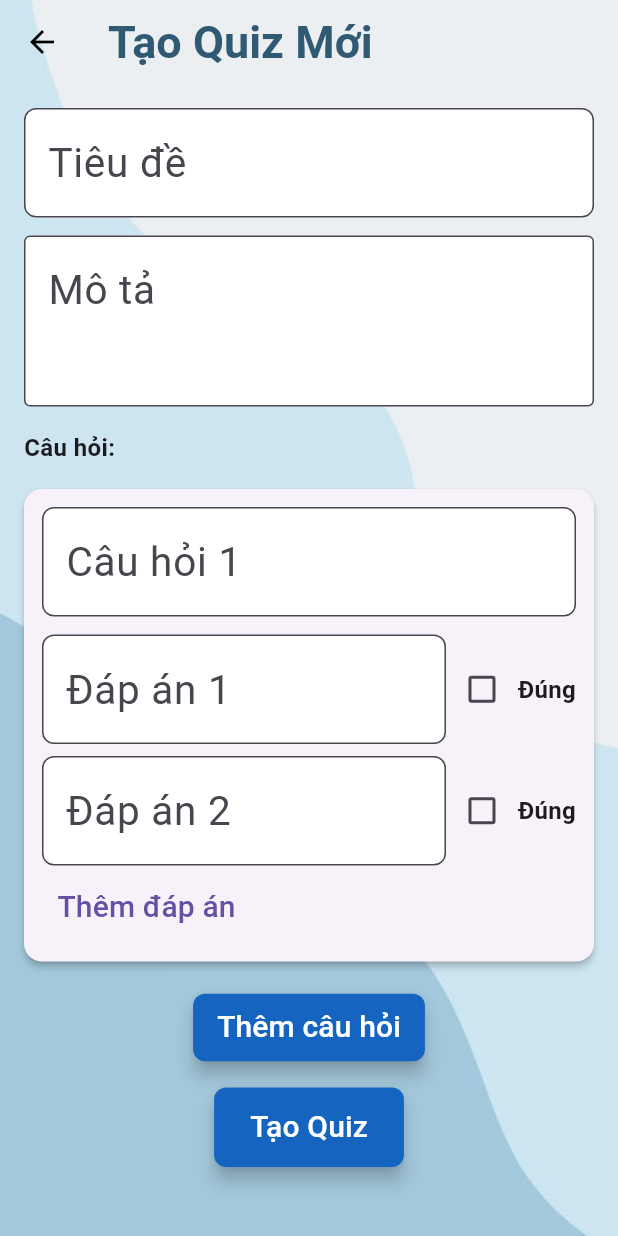
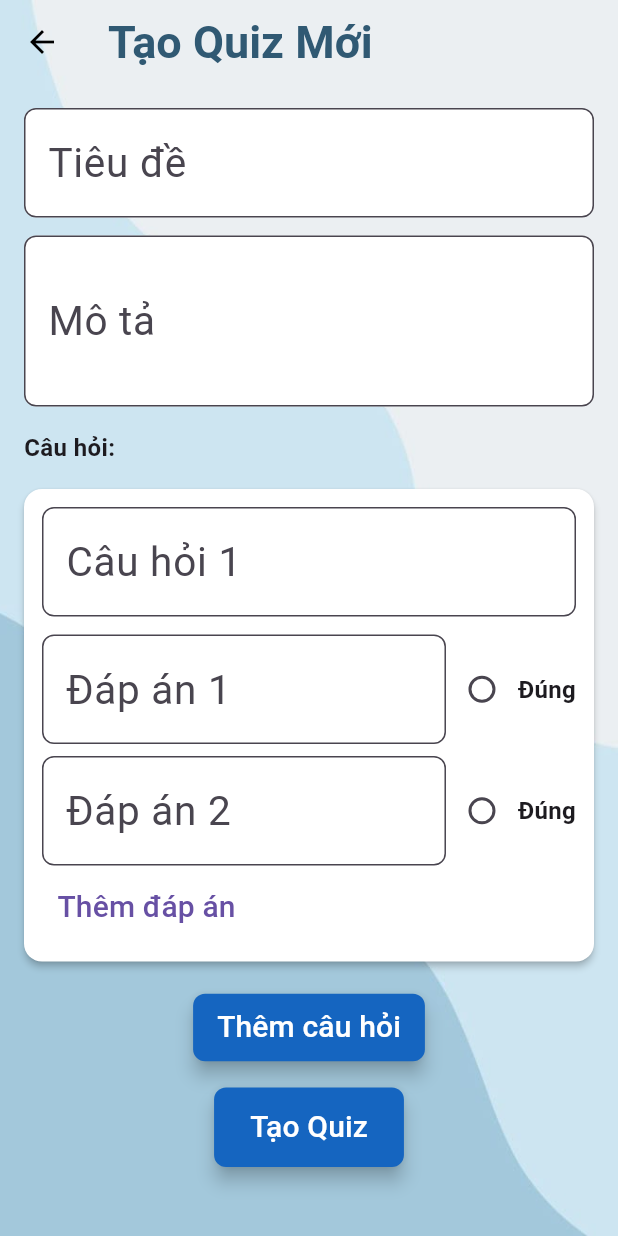
Before and after one commit to voduy112/Groupify_MobileApp, a Flutter app: the CreateQuizScreen screen opened directly with empty values, after a tap on "Thêm câu hỏi", on a phone screen of 412 x 824 dp. Run offline on Flutter 3.47's test engine with Material 3 defaults, Android fonts, the phone set to English and light mode, and no system bars; drawn by our look-alikes of overlay_support; our stand-ins replace cached_network_image, carousel_slider, convex_bottom_bar, dio, file_picker, firebase_core and 7 more; missing offline and left inert: flutter_pdfview; accounts and stored records are empty; Roboto replaces fonts that are missing (Dongle).

Commit message:
Validate document, quiz, group

```diff
--- /dev/null
+++ b/app/lib/core/widgets/custom_text_form_field.dart
@@ -0,0 +1,81 @@
+import 'package:flutter/material.dart';
+import '../../../core/utils/validate.dart';
+
+class CustomTextFormField extends StatefulWidget {
+  final String label;
+  final String? initialValue;
+  final String? fieldName;
+  final TextInputType keyboardType;
+  final TextInputAction textInputAction;
+  final Function(String?)? onSaved;
+  final String? Function(String?)? validator;
+  final int maxLines;
+
+  const CustomTextFormField({
+    super.key,
+    required this.label,
+    this.initialValue,
+    this.fieldName,
+    this.keyboardType = TextInputType.text,
+    this.textInputAction = TextInputAction.done,
+    this.onSaved,
+    this.validator,
+    this.maxLines = 1,
+  });
+
+  @override
+  State<CustomTextFormField> createState() => _CustomTextFormFieldState();
+}
+
+class _CustomTextFormFieldState extends State<CustomTextFormField> {
+  late FocusNode _focusNode;
+  bool _touched = false;
+
+  @override
+  void initState() {
+    super.initState();
+    _focusNode = FocusNode();
+
+    _focusNode.addListener(() {
+      if (_focusNode.hasFocus && !_touched) {
+        setState(() {
+          _touched = true;
+        });
+      }
+    });
+  }
+
+  @override
+  void dispose() {
+    _focusNode.dispose();
+    super.dispose();
+  }
+
+  @override
+  Widget build(BuildContext context) {
+    return TextFormField(
+      initialValue: widget.initialValue,
+      focusNode: _focusNode,
+      keyboardType: widget.keyboardType,
+      textInputAction: widget.textInputAction,
+      maxLines: widget.maxLines,
+      decoration: InputDecoration(labelText: widget.label),
+      validator: (value) {
+        if (!_touched) return null;
+        final v = widget.validator ??
+            (value) => Validate.notEmpty(value,
+                fieldName: widget.fieldName ?? widget.label);
+        return v(value);
+      },
+      onSaved: (value) =>
+          widget.onSaved?.call(Validate.normalizeText(value ?? '')),
+      onFieldSubmitted: (value) {
+        if (Validate.normalizeText(value).isEmpty) {
+          FocusScope.of(context).unfocus();
+        } else {
+          FocusScope.of(context).nextFocus();
+        }
+      },
+    );
+  }
+}
--- a/app/lib/features/quiz/views/create_quiz_screen.dart
+++ b/app/lib/features/quiz/views/create_quiz_screen.dart
@@ -1,5 +1,7 @@
 import 'package:flutter/material.dart';
 import 'package:provider/provider.dart';
+import '../../../core/utils/validate.dart';
+import '../../../core/widgets/custom_text_form_field.dart';
 import '../providers/quiz_provider.dart';
 
 class CreateQuizScreen extends StatefulWidget {
@@ -12,8 +14,9 @@ class CreateQuizScreen extends StatefulWidget {
 }
 
 class _CreateQuizScreenState extends State<CreateQuizScreen> {
-  final _titleController = TextEditingController();
-  final _descriptionController = TextEditingController();
+  final _formKey = GlobalKey<FormState>();
+
+  String? _title, _description;
 
   List<Map<String, dynamic>> _questions = [];
 
@@ -30,18 +33,51 @@ class _CreateQuizScreenState extends State<CreateQuizScreen> {
   }
 
   void _submitQuiz() async {
+    if (!_formKey.currentState!.validate()) return;
+    _formKey.currentState!.save();
+
+    for (int i = 0; i < _questions.length; i++) {
+      final question = _questions[i];
+      final questionText = Validate.normalizeText(question['text'] ?? '');
+
+      if (questionText.isNotEmpty) {
+        final validAnswers = (question['answers'] as List)
+            .where((a) => Validate.normalizeText(a['text'] ?? '').isNotEmpty)
+            .toList();
+
+        if (validAnswers.length < 2) {
+          ScaffoldMessenger.of(context).showSnackBar(
+            SnackBar(
+                content: Text('Câu hỏi ${i + 1} cần ít nhất 2 đáp án hợp lệ.')),
+          );
+          return;
+        }
+
+        final hasCorrect = validAnswers.any((a) => a['isCorrect'] == true);
+        if (!hasCorrect) {
+          ScaffoldMessenger.of(context).showSnackBar(
+            SnackBar(
+                content: Text('Câu hỏi ${i + 1} cần chọn một đáp án đúng.')),
+          );
+          return;
+        }
+
+        question['answers'] = validAnswers;
+      }
+    }
+
     final provider = Provider.of<QuizProvider>(context, listen: false);
 
     await provider.createQuiz(
-      title: _titleController.text,
-      description: _descriptionController.text,
+      title: _title!,
+      description: _description!,
       groupId: widget.groupId,
       questions: _questions,
     );
 
     if (provider.error == null) {
       ScaffoldMessenger.of(context).showSnackBar(
-        SnackBar(content: Text('Tạo quiz thành công!')),
+        const SnackBar(content: Text('Tạo quiz thành công!')),
       );
       Navigator.pop(context, true);
     } else {
@@ -57,81 +93,83 @@ class _CreateQuizScreenState extends State<CreateQuizScreen> {
 
     return Scaffold(
       appBar: AppBar(
-        title: Text('Tạo Quiz Mới'),
+        title: const Text('Tạo Quiz Mới'),
       ),
-      body: SingleChildScrollView(
-        padding: EdgeInsets.all(16),
+      body: Form(
+        key: _formKey,
+        child: SingleChildScrollView(
+          padding: const EdgeInsets.all(16),
           child: Column(
             crossAxisAlignment: CrossAxisAlignment.start,
             children: [
-            TextField(
-              controller: _titleController,
-              decoration: InputDecoration(labelText: 'Tiêu đề'),
+              CustomTextFormField(
+                label: 'Tiêu đề',
+                fieldName: 'Tiêu đề',
+                onSaved: (val) => _title = val,
               ),
-            SizedBox(height: 12),
-            TextField(
-              controller: _descriptionController,
-              maxLines: 2, // nhỏ lại 1 chút
-              decoration: InputDecoration(
-                labelText: 'Mô tả',
-                alignLabelWithHint: true,
-                border: OutlineInputBorder(),
+              const SizedBox(height: 12),
+              CustomTextFormField(
+                label: 'Mô tả',
+                fieldName: 'Mô tả',
+                maxLines: 2,
+                onSaved: (val) => _description = val,
               ),
-            ),
-            SizedBox(height: 16),
-            Text(
+              const SizedBox(height: 16),
+              const Text(
                 'Câu hỏi:',
                 style: TextStyle(fontSize: 16, fontWeight: FontWeight.bold),
               ),
-            SizedBox(height: 8),
+              const SizedBox(height: 8),
               ..._questions.asMap().entries.map((entry) {
                 int qIndex = entry.key;
                 Map<String, dynamic> question = entry.value;
+
                 return Card(
-                margin: EdgeInsets.symmetric(vertical: 8),
+                  margin: const EdgeInsets.symmetric(vertical: 8),
                   elevation: 2,
+                  color: Colors.white,
                   child: Padding(
                     padding: const EdgeInsets.all(12.0),
                     child: Column(
                       crossAxisAlignment: CrossAxisAlignment.start,
                       children: [
-                      TextField(
-                        decoration: InputDecoration(
-                          labelText: 'Câu hỏi ${qIndex + 1}',
+                        CustomTextFormField(
+                          label: 'Câu hỏi ${qIndex + 1}',
+                          fieldName: 'Câu hỏi ${qIndex + 1}',
+                          initialValue: question['text'],
+                          onSaved: (val) => question['text'] = val ?? '',
                         ),
-                        onChanged: (value) => question['text'] = value,
-                      ),
-                      SizedBox(height: 8),
+                        const SizedBox(height: 8),
                         ...question['answers'].asMap().entries.map((ansEntry) {
                           int aIndex = ansEntry.key;
                           Map<String, dynamic> answer = ansEntry.value;
+
                           return Padding(
                             padding: const EdgeInsets.symmetric(vertical: 4.0),
                             child: Row(
                               children: [
                                 Expanded(
-                                child: TextField(
-                                  decoration: InputDecoration(
-                                    labelText: 'Đáp án ${aIndex + 1}',
-                                  ),
-                                  onChanged: (value) => answer['text'] = value,
+                                  child: CustomTextFormField(
+                                    label: 'Đáp án ${aIndex + 1}',
+                                    fieldName: 'Đáp án ${aIndex + 1}',
+                                    initialValue: answer['text'],
+                                    onSaved: (val) =>
+                                        answer['text'] = val ?? '',
                                   ),
                                 ),
-                              Checkbox(
-                                value: answer['isCorrect'],
+                                Radio<bool>(
+                                  value: true,
+                                  groupValue: answer['isCorrect'] == true,
                                   onChanged: (value) {
                                     setState(() {
-                                    // Đặt tất cả đáp án trong câu hỏi này về false
-                                    question['answers'].forEach((ans) {
+                                      for (var ans in question['answers']) {
                                         ans['isCorrect'] = false;
-                                    });
-
-                                    // Chỉ đáp án này là true
-                                    answer['isCorrect'] = value!;
+                                      }
+                                      answer['isCorrect'] = true;
                                     });
                                   },
                                 ),
-                              Text('Đúng'),
+                                const Text('Đúng'),
                               ],
                             ),
                           );
@@ -143,40 +181,40 @@ class _CreateQuizScreenState extends State<CreateQuizScreen> {
                                   .add({'text': '', 'isCorrect': false});
                             });
                           },
-                        child: Text('Thêm đáp án'),
+                          child: const Text('Thêm đáp án'),
                         ),
                       ],
                     ),
                   ),
                 );
               }).toList(),
-            SizedBox(height: 12),
-            // Nút Thêm Câu hỏi ở dưới
+              const SizedBox(height: 12),
               Center(
                 child: ElevatedButton(
                   style: ElevatedButton.styleFrom(
-                  backgroundColor: Colors.blue[800], // Xanh dương đậm
-                  padding: EdgeInsets.symmetric(horizontal: 16, vertical: 8),
+                    backgroundColor: Colors.blue[800],
+                    padding:
+                        const EdgeInsets.symmetric(horizontal: 16, vertical: 8),
                   ),
                   onPressed: _addQuestion,
-                child: Text(
+                  child: const Text(
                     'Thêm câu hỏi',
                     style: TextStyle(color: Colors.white),
                   ),
                 ),
               ),
-            SizedBox(height: 16),
-            // Nút Tạo Quiz
+              const SizedBox(height: 16),
               Center(
                 child: ElevatedButton(
                   style: ElevatedButton.styleFrom(
                     backgroundColor: Colors.blue[800],
-                  padding: EdgeInsets.symmetric(horizontal: 24, vertical: 12),
+                    padding: const EdgeInsets.symmetric(
+                        horizontal: 24, vertical: 12),
                   ),
                   onPressed: provider.isCreating ? null : _submitQuiz,
                   child: provider.isCreating
-                    ? CircularProgressIndicator()
-                    : Text(
+                      ? const CircularProgressIndicator()
+                      : const Text(
                           'Tạo Quiz',
                           style: TextStyle(color: Colors.white),
                         ),
@@ -185,6 +223,7 @@ class _CreateQuizScreenState extends State<CreateQuizScreen> {
             ],
           ),
         ),
+      ),
     );
   }
 }
```
Also changed, not shown: app/lib/core/utils/validate.dart (+8 -3 lines), app/lib/features/document/views/upload_document_screen.dart (+45 -34 lines), app/lib/features/group_study/views/create_group_screen.dart (+35 -23 lines), app/lib/features/group_study/views/group_content_detail.dart (+49 -50 lines), app/lib/features/quiz/views/edit_quiz_screen.dart (+103 -120 lines). Lines whose indentation alone changed are shown as unchanged.
